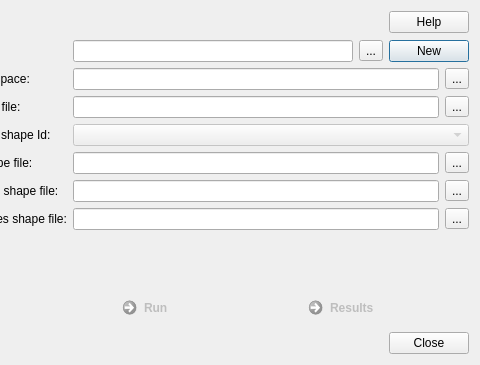
Above: qtranus_dialog_base.ui from TomasdelaBarra/QTRANUS before the change; both pictures show x 311 to 791 and y 0 to 365 of the 791 by 365 pixel window. Below: the same form after it.
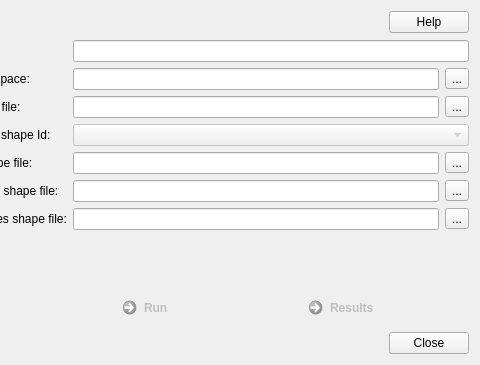
That is the form after the change. Icons and pictures are not drawn.

Commit message: Load project from xml

Patch:
```diff
--- a/qtranus_dialog_base.ui
+++ b/qtranus_dialog_base.ui
@@ -229,20 +229,6 @@
              </property>
             </widget>
            </item>
-           <item>
-            <widget class="QToolButton" name="db_folder_btn">
-             <property name="text">
-              <string>...</string>
-             </property>
-            </widget>
-           </item>
-           <item>
-            <widget class="QPushButton" name="new_project_btn">
-             <property name="text">
-              <string>New</string>
-             </property>
-            </widget>
-           </item>
           </layout>
          </item>
         </layout>
```
Left out of the diff: 2 changed lines with no effect on the pictures. The commit also changes 20 other files.
